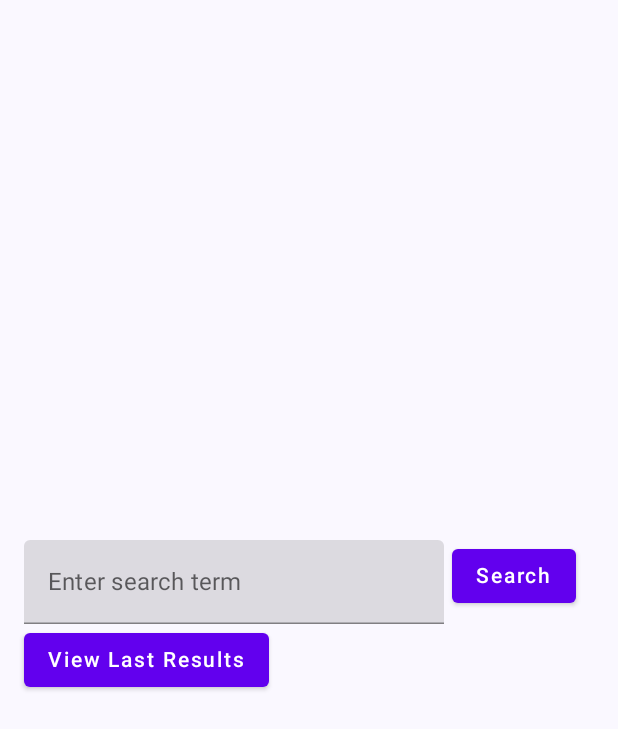
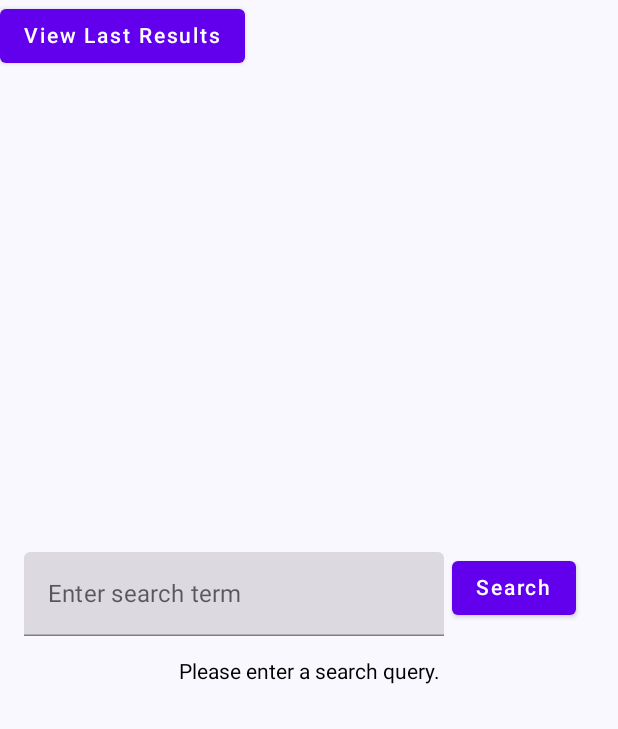
Before and after one commit to erinfolami/StarWars-Explorer, an Android app built with Jetpack Compose: the SearchScreen screen opened through its navigation route, on a phone screen of 412 x 824 dp. Shown: the top 729 px of the screen. Run offline under Robolectric (Android 15) with nearby library versions, the phone set to English and light mode, and no system bars; our stand-ins replace Dagger/Hilt's generated code.

Commit message:
refactor(): code refactor

```diff
--- a/app/build.gradle.kts
+++ b/app/build.gradle.kts
@@ -3,6 +3,7 @@ plugins {
     alias(libs.plugins.kotlin.android)
     alias(libs.plugins.kotlin.compose)
     alias(libs.plugins.kotlin.ksp)
+    alias(libs.plugins.hilt)
 }
 
 android {
@@ -70,6 +71,7 @@ dependencies {
     // Hilt DI
     implementation(libs.hilt.android)
     ksp(libs.hilt.compiler)
+    implementation(libs.hilt.navigation.compose)
 
     // Jetpack Compose
     implementation(libs.composeUi)
--- a/app/src/main/AndroidManifest.xml
+++ b/app/src/main/AndroidManifest.xml
@@ -6,6 +6,7 @@
     <uses-permission android:name="android.permission.INTERNET" />
 
     <application
+        android:name=".StarWarsExplorerApp"
         android:allowBackup="true"
         android:dataExtractionRules="@xml/data_extraction_rules"
         android:fullBackupContent="@xml/backup_rules"
--- a/app/src/main/java/com/example/starwarsexplorer/MainActivity.kt
+++ b/app/src/main/java/com/example/starwarsexplorer/MainActivity.kt
@@ -13,7 +13,9 @@ import androidx.compose.ui.Modifier
 import androidx.compose.ui.tooling.preview.Preview
 import com.example.starwarsexplorer.presentation.navigation.NavGraph
 import com.example.starwarsexplorer.ui.theme.StarWarsExplorerTheme
+import dagger.hilt.android.AndroidEntryPoint
 
+@AndroidEntryPoint
 class MainActivity : ComponentActivity() {
     override fun onCreate(savedInstanceState: Bundle?) {
         super.onCreate(savedInstanceState)
--- a/app/src/main/java/com/example/starwarsexplorer/di/AppModule.kt
+++ /dev/null
@@ -1,4 +0,0 @@
-package com.example.starwarsexplorer.di
-
-class AppModule {
-}
--- a/app/src/main/java/com/example/starwarsexplorer/di/NetworkModule.kt
+++ b/app/src/main/java/com/example/starwarsexplorer/di/NetworkModule.kt
@@ -1,6 +1,7 @@
 package com.example.starwarsexplorer.di
 
 import com.example.starwarsexplorer.data.remote.api.ApiService
+import com.example.starwarsexplorer.data.remote.datasource.RemoteDataSource
 import com.example.starwarsexplorer.utils.NetworkConstants
 import dagger.Module
 import dagger.Provides
@@ -36,4 +37,8 @@ object NetworkModule {
     @Singleton
     fun provideStarWarsApiService(retrofit: Retrofit): ApiService =
         retrofit.create(ApiService::class.java)
+
+    @Provides
+    fun provideRemoteDataSource(apiService: ApiService): RemoteDataSource =
+        RemoteDataSource(apiService)
 }
--- a/app/src/main/java/com/example/starwarsexplorer/presentation/navigation/NavGraph.kt
+++ b/app/src/main/java/com/example/starwarsexplorer/presentation/navigation/NavGraph.kt
@@ -6,7 +6,6 @@ import androidx.navigation.NavHostController
 import androidx.navigation.compose.NavHost
 import androidx.navigation.compose.composable
 import androidx.navigation.compose.rememberNavController
-import com.example.starwarsexplorer.presentation.ui.results.ResultsScreen
 import com.example.starwarsexplorer.presentation.ui.search.SearchScreen
 
 @Composable
@@ -16,12 +15,13 @@ fun NavGraph(navController: NavHostController = rememberNavController(), modifie
         composable(route = Screen.Search.route) {
             SearchScreen(
                 onSearchClick = { navController.navigate(Screen.Results.route) },
-                onViewLastResults = { navController.navigate(Screen.Results.route) }
+                onViewLastResults = { navController.navigate(Screen.Results.route) },
+                onNavigateToResultsScreen = { navController.navigate(Screen.Results.route) }
             )
         }
 
         composable(route = Screen.Results.route) {
-            ResultsScreen()
+//            ResultsScreen()
         }
     }
 }
--- a/app/src/main/java/com/example/starwarsexplorer/presentation/ui/search/SearchScreen.kt
+++ b/app/src/main/java/com/example/starwarsexplorer/presentation/ui/search/SearchScreen.kt
@@ -5,29 +5,46 @@ import androidx.compose.foundation.layout.Column
 import androidx.compose.foundation.layout.Row
 import androidx.compose.foundation.layout.Spacer
 import androidx.compose.foundation.layout.fillMaxSize
-import androidx.compose.foundation.layout.fillMaxWidth
 import androidx.compose.foundation.layout.height
 import androidx.compose.foundation.layout.padding
 import androidx.compose.foundation.layout.width
 import androidx.compose.foundation.layout.wrapContentWidth
-import androidx.compose.material.Button
+import androidx.compose.foundation.text.KeyboardActions
+import androidx.compose.foundation.text.KeyboardOptions
+import androidx.compose.material.CircularProgressIndicator
 import androidx.compose.material.Text
 import androidx.compose.material.TextField
+import androidx.compose.material3.MaterialTheme
 import androidx.compose.runtime.Composable
+import androidx.compose.runtime.collectAsState
 import androidx.compose.runtime.getValue
 import androidx.compose.runtime.mutableStateOf
 import androidx.compose.runtime.remember
 import androidx.compose.runtime.setValue
+import androidx.compose.ui.Alignment
 import androidx.compose.ui.Modifier
+import androidx.compose.ui.platform.LocalFocusManager
+import androidx.compose.ui.text.input.ImeAction
 import androidx.compose.ui.tooling.preview.Preview
 import androidx.compose.ui.unit.dp
+import androidx.hilt.navigation.compose.hiltViewModel
 import com.example.starwarsexplorer.presentation.ui.component.SearchButton
+import com.example.starwarsexplorer.presentation.ui.component.SearchResultsList
 import com.example.starwarsexplorer.presentation.ui.component.ViewLastResultButton
 
 @Composable
-fun SearchScreen(onSearchClick: () -> Unit, onViewLastResults: () -> Unit) {
+fun SearchScreen(
+    viewModel: SearchViewModel = hiltViewModel(),
+    onSearchClick: () -> Unit,
+    onViewLastResults: () -> Unit,
+    onNavigateToResultsScreen: (String) -> Unit
+) {
 
-    var searchText by remember { mutableStateOf("") }
+    val uiState by viewModel.uiState.collectAsState()
+
+    var searchQuery by remember { mutableStateOf("") }
+    val focusManager = LocalFocusManager.current
+
 
     Column(
         modifier = Modifier
@@ -38,18 +55,61 @@ fun SearchScreen(onSearchClick: () -> Unit, onViewLastResults: () -> Unit) {
 
         Row {
             TextField(
-                value = searchText,
-                onValueChange = { searchText = it },
+                value = searchQuery,
+                onValueChange = { searchQuery = it },
                 label = { Text("Enter search term") },
-                modifier = Modifier.wrapContentWidth()
+                modifier = Modifier.wrapContentWidth(),
+                keyboardOptions = KeyboardOptions.Default.copy(
+                    imeAction = ImeAction.Search
+                ),
+                keyboardActions = KeyboardActions(
+                    onSearch = {
+                        focusManager.clearFocus()
+                        viewModel.search(searchQuery.trim())
+                    }
+                )
             )
 
             Spacer(modifier = Modifier.width(5.dp))
             SearchButton { onSearchClick() }
         }
 
-        ViewLastResultButton { onViewLastResults() }
+        Spacer(modifier = Modifier.height(16.dp))
+
+        when (uiState) {
+            is SearchUiState.Loading -> {
+                CircularProgressIndicator(modifier = Modifier.align(Alignment.CenterHorizontally))
+            }
+
+            is SearchUiState.Success -> {
+                val results = (uiState as SearchUiState.Success).data
+                Text(
+                    text = results.vehicles.first().name,
+                    color = MaterialTheme.colorScheme.error,
+                    modifier = Modifier.align(Alignment.CenterHorizontally)
+                )
+
+//                SearchResultsList(results, onNavigateToResultsScreen(results))
+            }
+
+            is SearchUiState.Error -> {
+                Text(
+                    text = (uiState as SearchUiState.Error).message,
+                    color = MaterialTheme.colorScheme.error,
+                    modifier = Modifier.align(Alignment.CenterHorizontally)
+                )
+            }
+
+            SearchUiState.Empty -> {
+                Text(
+                    text = "Please enter a search query.",
+                    modifier = Modifier.align(Alignment.CenterHorizontally)
+                )
+            }
+        }
     }
+
+    ViewLastResultButton { onViewLastResults() }
 }
 
 
@@ -58,6 +118,7 @@ fun SearchScreen(onSearchClick: () -> Unit, onViewLastResults: () -> Unit) {
 fun SearchScreenPreview() {
     SearchScreen(
         onSearchClick = { /* Preview: do nothing or show a toast */ },
-        onViewLastResults = { /* Preview: do nothing */ }
+        onViewLastResults = { /* Preview: do nothing */ },
+        onNavigateToResultsScreen = { /* Preview: do nothing */ }
     )
 }
--- a/build.gradle.kts
+++ b/build.gradle.kts
@@ -2,5 +2,6 @@
 plugins {
     alias(libs.plugins.android.application) apply false
     alias(libs.plugins.kotlin.android) apply false
-    alias(libs.plugins.kotlin.compose) apply false
+    alias(libs.plugins.kotlin.ksp) apply false
+    alias(libs.plugins.hilt) apply false
 }
```
Also changed, not shown: app/src/main/java/com/example/starwarsexplorer/StarWarsExplorerApp.kt (added, +7 -0 lines), app/src/main/java/com/example/starwarsexplorer/di/DatabaseModule.kt (+41 -1 lines), app/src/main/java/com/example/starwarsexplorer/di/UseCaseModule.kt (+32 -1 lines), app/src/main/java/com/example/starwarsexplorer/domain/model/SearchResults.kt (added, +7 -0 lines), app/src/main/java/com/example/starwarsexplorer/presentation/ui/component/UiComponents.kt (+25 -21 lines), app/src/main/java/com/example/starwarsexplorer/presentation/ui/results/ResultsScreen.kt (+49 -48 lines), app/src/main/java/com/example/starwarsexplorer/presentation/ui/search/SearchState.kt (+8 -1 lines), app/src/main/java/com/example/starwarsexplorer/presentation/ui/search/SearchViewModel.kt (+90 -1 lines), gradle/libs.versions.toml (+5 -3 lines).
